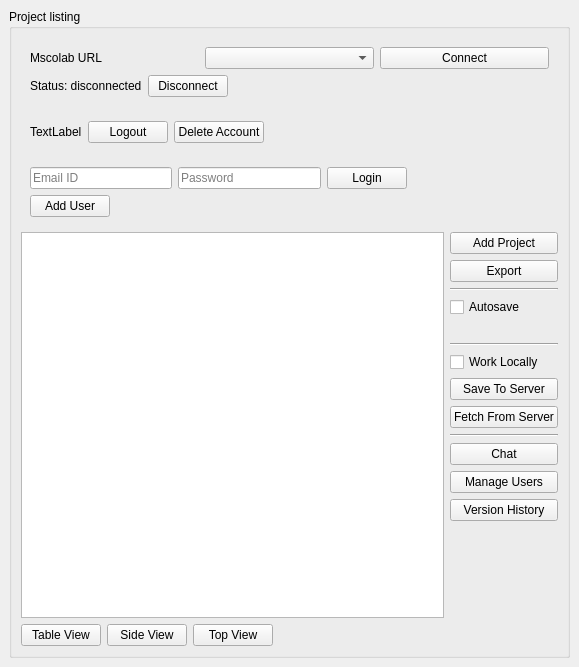
First picture: the form in mslib/msui/ui/ui_mscolab_window.ui, repository Open-MSS/MSS, before the edit.
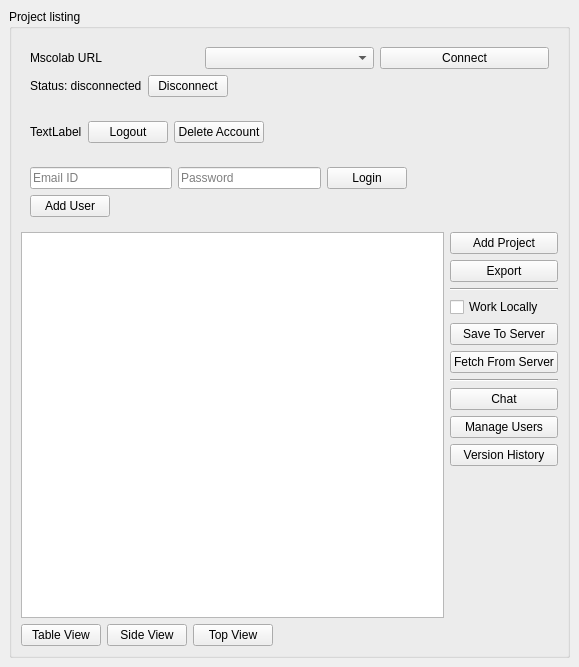
Second picture: the form after the edit.

Commit message: Completed version history window and removed autosave toggle from mscolab window and made it default

The edit to the form file:
```diff
--- a/mslib/msui/ui/ui_mscolab_window.ui
+++ b/mslib/msui/ui/ui_mscolab_window.ui
@@ -268,27 +268,6 @@
              </property>
             </widget>
            </item>
-           <item>
-            <widget class="QCheckBox" name="autoSave">
-             <property name="text">
-              <string>Autosave</string>
-             </property>
-            </widget>
-           </item>
-           <item>
-            <widget class="QLabel" name="autosaveStatus">
-             <property name="text">
-              <string/>
-             </property>
-            </widget>
-           </item>
-           <item>
-            <widget class="Line" name="line_3">
-             <property name="orientation">
-              <enum>Qt::Horizontal</enum>
-             </property>
-            </widget>
-           </item>
            <item>
             <widget class="QCheckBox" name="workLocallyCheckBox">
              <property name="text">
```
The commit also changes 16 other files.
